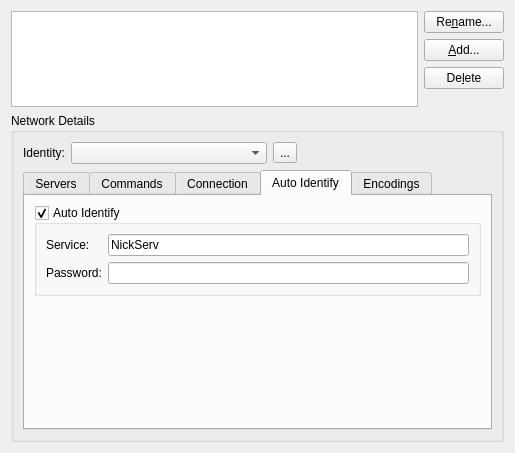
Qt form src/qtui/settingspages/networkssettingspage.ui (quassel/quassel) before a commit.
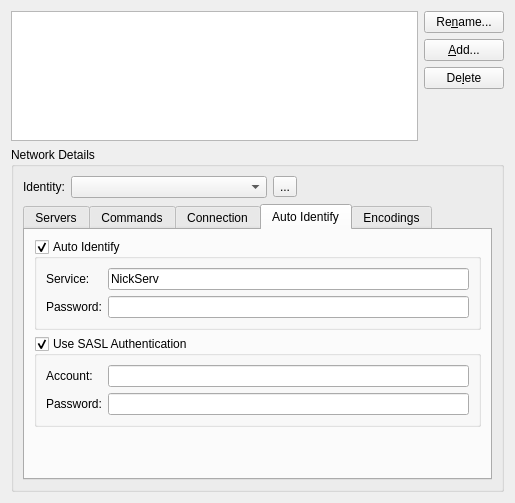
The same form after that commit. The open tabs and pages were chosen to show the change. Icons and pictures are not drawn.

Commit message: SASL support

The edit to the form file:
```diff
--- a/src/qtui/settingspages/networkssettingspage.ui
+++ b/src/qtui/settingspages/networkssettingspage.ui
@@ -7,7 +7,7 @@
     <x>0</x>
     <y>0</y>
     <width>515</width>
-    <height>453</height>
+    <height>503</height>
    </rect>
   </property>
   <property name="windowTitle">
@@ -547,6 +547,64 @@
             </layout>
            </widget>
           </item>
+          <item>
+           <widget class="QGroupBox" name="sasl">
+            <property name="enabled">
+             <bool>true</bool>
+            </property>
+            <property name="title">
+             <string>Use SASL Authentication</string>
+            </property>
+            <property name="checkable">
+             <bool>true</bool>
+            </property>
+            <property name="checked">
+             <bool>true</bool>
+            </property>
+            <layout class="QGridLayout" name="gridLayout_2">
+             <item row="0" column="1">
+              <widget class="QLineEdit" name="saslAccount">
+               <property name="enabled">
+                <bool>true</bool>
+               </property>
+               <property name="text">
+                <string/>
+               </property>
+              </widget>
+             </item>
+             <item row="1" column="1">
+              <widget class="QLineEdit" name="saslPassword">
+               <property name="enabled">
+                <bool>true</bool>
+               </property>
+               <property name="echoMode">
+                <enum>QLineEdit::Password</enum>
+               </property>
+              </widget>
+             </item>
+             <item row="1" column="0">
+              <widget class="QLabel" name="label_11">
+               <property name="enabled">
+                <bool>true</bool>
+               </property>
+               <property name="text">
+                <string>Password:</string>
+               </property>
+              </widget>
+             </item>
+             <item row="0" column="0">
+              <widget class="QLabel" name="label_10">
+               <property name="enabled">
+                <bool>true</bool>
+               </property>
+               <property name="text">
+                <string>Account:</string>
+               </property>
+              </widget>
+             </item>
+            </layout>
+           </widget>
+          </item>
           <item>
            <spacer name="verticalSpacer_2">
             <property name="orientation">
```
Left out of the diff: 9 changed lines with no effect on the pictures. The commit also changes 8 other files.
